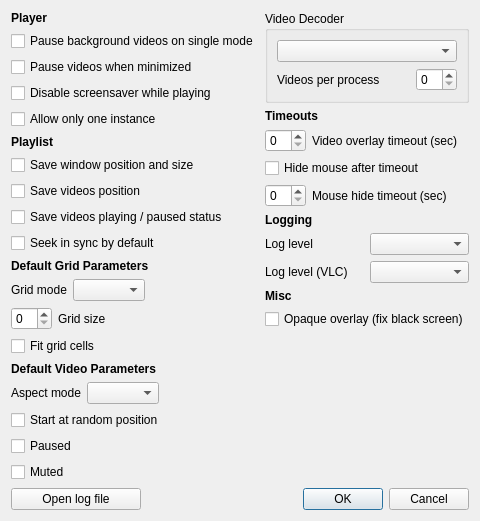
Old version of the form resources/ui/settings_dialog.ui in the repository vzhd1701/gridplayer.
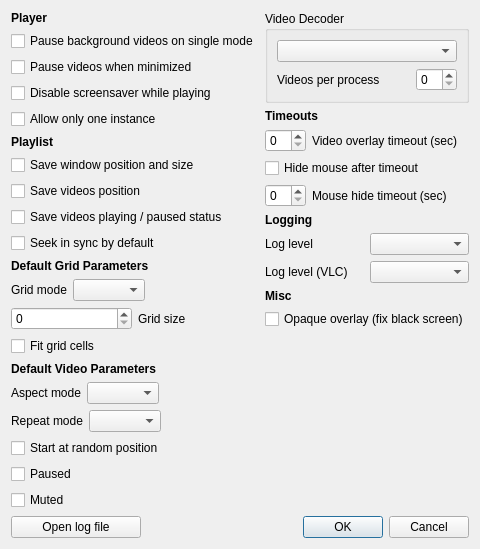
New version of the form.

Commit message: feat: add option to loop through videos in directory

```diff
--- a/resources/ui/settings_dialog.ui
+++ b/resources/ui/settings_dialog.ui
@@ -7,7 +7,7 @@
     <x>0</x>
     <y>0</y>
     <width>440</width>
-    <height>481</height>
+    <height>505</height>
    </rect>
   </property>
   <property name="windowTitle">
@@ -22,6 +22,8 @@
      <item>
       <layout class="QVBoxLayout" name="lay_left_column">
        <item>
+        <layout class="QVBoxLayout" name="lay_section_player">
+         <item>
         <widget class="QLabel" name="section_player">
          <property name="font">
           <font>
@@ -62,6 +64,10 @@
          </property>
         </widget>
        </item>
+        </layout>
+       </item>
+       <item>
+        <layout class="QVBoxLayout" name="lay_section_playlist">
        <item>
         <widget class="QLabel" name="section_playlist">
          <property name="font">
@@ -103,6 +109,10 @@
          </property>
         </widget>
        </item>
+        </layout>
+       </item>
+       <item>
+        <layout class="QVBoxLayout" name="lay_section_grid">
        <item>
         <widget class="QLabel" name="section_grid">
          <property name="font">
@@ -144,7 +154,7 @@
         </layout>
        </item>
        <item>
-        <layout class="QHBoxLayout" name="lay_gridSize" stretch="0,1">
+          <layout class="QHBoxLayout" name="lay_gridSize" stretch="0,0">
          <item>
           <widget class="QSpinBox" name="gridSize"/>
          </item>
@@ -164,6 +174,10 @@
          </property>
         </widget>
        </item>
+        </layout>
+       </item>
+       <item>
+        <layout class="QVBoxLayout" name="lay_section_video_defaults">
        <item>
         <widget class="QLabel" name="section_video_defaults">
          <property name="font">
@@ -204,6 +218,33 @@
          </item>
         </layout>
        </item>
+         <item>
+          <layout class="QHBoxLayout" name="lay_repeat">
+           <item>
+            <widget class="QLabel" name="repeatModeLabel">
+             <property name="text">
+              <string>Repeat mode</string>
+             </property>
+            </widget>
+           </item>
+           <item>
+            <widget class="QComboBox" name="repeatMode"/>
+           </item>
+           <item>
+            <spacer name="horizontalSpacer_3">
+             <property name="orientation">
+              <enum>Qt::Horizontal</enum>
+             </property>
+             <property name="sizeHint" stdset="0">
+              <size>
+               <width>40</width>
+               <height>20</height>
+              </size>
+             </property>
+            </spacer>
+           </item>
+          </layout>
+         </item>
        <item>
         <widget class="QCheckBox" name="videoRandomLoop">
          <property name="text">
@@ -225,6 +266,8 @@
          </property>
         </widget>
        </item>
+        </layout>
+       </item>
        <item>
         <spacer name="verticalSpacer">
          <property name="orientation">
@@ -241,7 +284,7 @@
       </layout>
      </item>
      <item>
-      <layout class="QVBoxLayout" name="lay_right_column" stretch="0,0,0,0,0,0,0,0,0,0,0">
+      <layout class="QVBoxLayout" name="lay_right_column" stretch="0,0,0,0,0,0,0">
        <item>
         <widget class="QGroupBox" name="playerVideoDriverBox">
          <property name="title">
@@ -269,6 +312,8 @@
         </widget>
        </item>
        <item>
+        <layout class="QVBoxLayout" name="lay_section_timeouts">
+         <item>
         <widget class="QLabel" name="section_timeouts">
          <property name="font">
           <font>
@@ -316,6 +361,10 @@
          </item>
         </layout>
        </item>
+        </layout>
+       </item>
+       <item>
+        <layout class="QVBoxLayout" name="lay_section_logging">
        <item>
         <widget class="QLabel" name="section_logging">
          <property name="font">
@@ -357,6 +406,8 @@
          </item>
         </layout>
        </item>
+        </layout>
+       </item>
        <item>
         <widget class="QLabel" name="section_misc">
          <property name="font">
@@ -377,6 +428,9 @@
          </property>
         </widget>
        </item>
+       <item>
+        <layout class="QVBoxLayout" name="lay_section_misc"/>
+       </item>
        <item>
         <spacer name="verticalSpacer_2">
          <property name="orientation">
```
Lines whose indentation alone changed are shown as unchanged. The commit also changes 27 other files.
